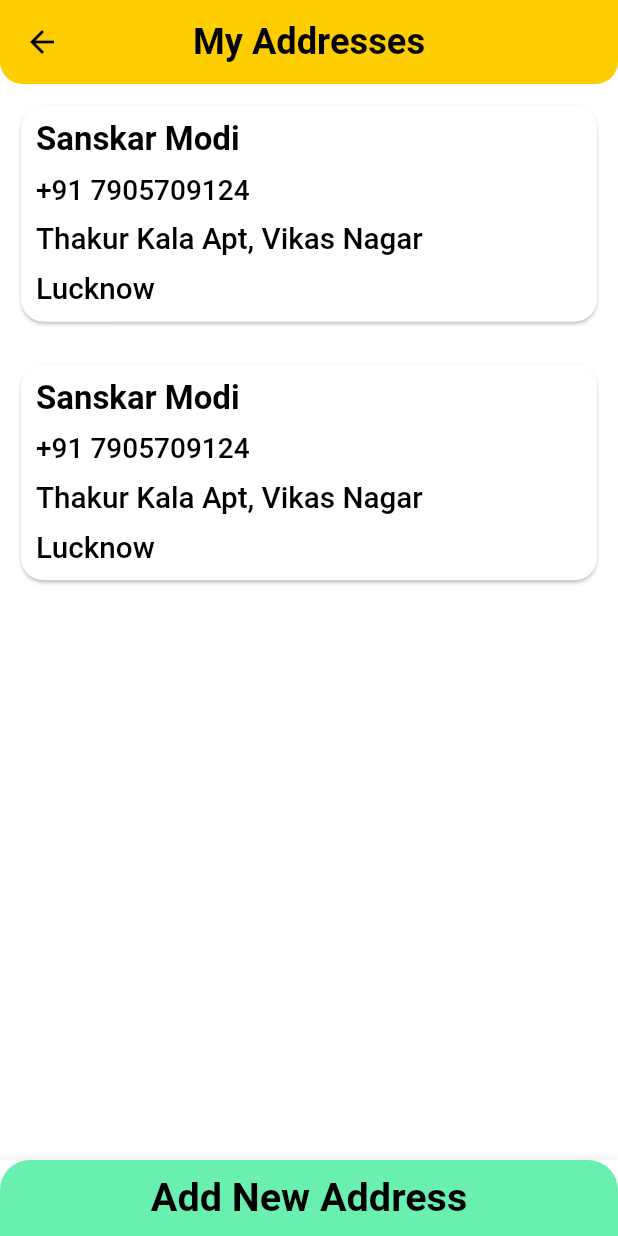
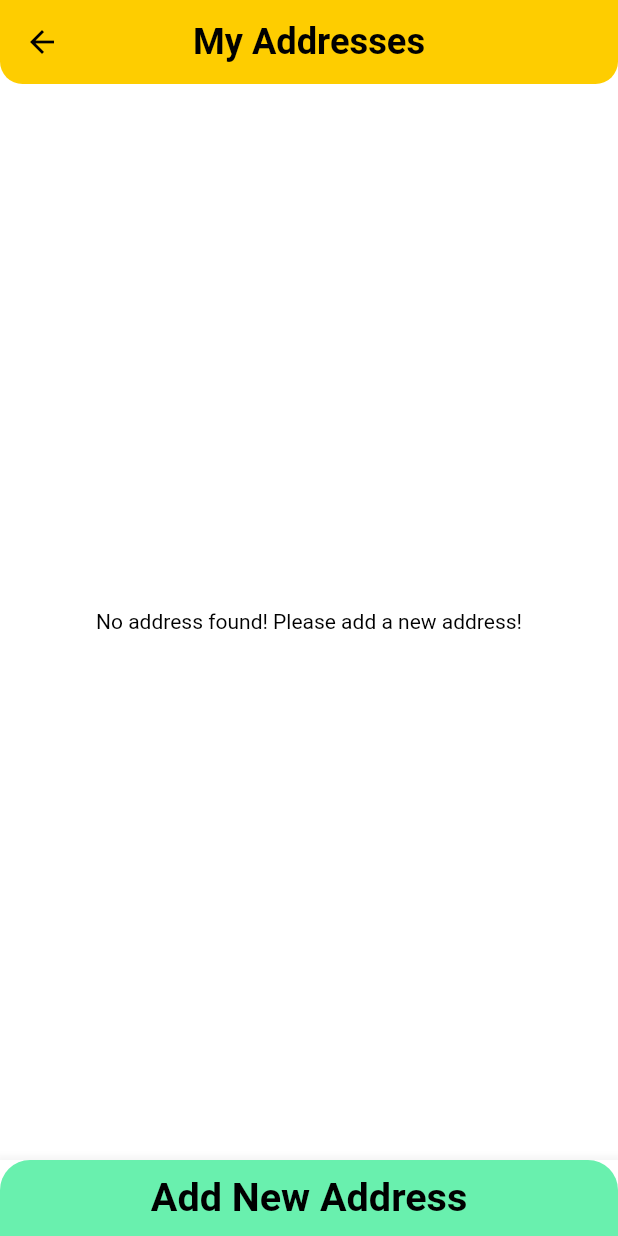
Before and after one commit to RGTechPro/foodly, a Flutter app: the PreviousAddress screen opened by its route, on a phone screen of 412 x 824 dp. Run offline on Flutter 3.47's test engine with Material 2 defaults, Android fonts, the phone set to English and light mode, and no system bars; our stand-ins replace cloud_firestore, firebase_auth, firebase_core, flutter_rating_bar, flutter_signin_button, flutter_svg and 2 more; missing offline and left inert: cloud_firestore_web, firebase_auth_web, firebase_core_web, google_sign_in_web; accounts and stored records are empty.

Commit message:
added address functionality

```diff
--- a/lib/Provider/address_data.dart
+++ b/lib/Provider/address_data.dart
@@ -1,12 +1,12 @@
 import 'package:flutter/cupertino.dart';
 import 'package:flutter/material.dart';
 import 'package:schaffen_task/Models/address.dart';
-
 
 class AddressData extends ChangeNotifier {
   int selectedIndex = 0;
   bool isAddress = true;
   List<Address> addressList = [];
+  Address? selected;
   // Address edit = Address(name: '', address: '', mobileNumber: '', city: '');
   // void changeColor(int index) {
   //   int i;
@@ -30,5 +30,4 @@ class AddressData extends ChangeNotifier {
   //   return 0;
   // }
 
-
 }
--- a/lib/Routes/routes.dart
+++ b/lib/Routes/routes.dart
@@ -23,6 +23,6 @@ final Map<String, WidgetBuilder> routes = {
   Search.routeName: (context) => const Search(),
   RestaurantDetails.routeName: (context) => const RestaurantDetails(),
   DeliAddress.routeName:(context)=>const DeliAddress(),
-  PreviousAddress.routeName:(context)=>const PreviousAddress(),
+  PreviousAddress.routeName:(context)=>PreviousAddress(),
   MyOrders.routeName:(context)=>const MyOrders(),
 };
--- a/lib/Services/firestore/add_address.dart
+++ b/lib/Services/firestore/add_address.dart
@@ -8,7 +8,7 @@ import 'package:schaffen_task/Provider/address_data.dart';
 import '../snackbar.dart';
 
 Future? addAddress(BuildContext context, String name, String address,
-    String mobileNumber, bool isEdit, String city) {
+    String mobileNumber, String city) {
   User? user = FirebaseAuth.instance.currentUser;
   var addressProvider = Provider.of<AddressData>(context, listen: false);
   final _firebase = FirebaseFirestore.instance;
--- a/lib/UI_Screens/Deliver-Address/Components/address_card.dart
+++ b/lib/UI_Screens/Deliver-Address/Components/address_card.dart
@@ -1,6 +1,10 @@
 import 'package:flutter/material.dart';
+import 'package:provider/provider.dart';
 import 'package:schaffen_task/Components/custom_text.dart';
 import 'package:schaffen_task/Constants/size_config.dart';
+import 'package:schaffen_task/Models/address.dart';
+import 'package:schaffen_task/Provider/address_data.dart';
+import 'package:schaffen_task/UI_Screens/Order_Tracker/order_track.dart';
 
 class AddressCard extends StatelessWidget {
   String? firstName;
@@ -8,14 +12,14 @@ class AddressCard extends StatelessWidget {
   String? phoneNo;
   String? city;
   String? address;
-  AddressCard({
-    Key? key,
+  AddressCard(
+      {Key? key,
       this.firstName,
       this.lastName,
       this.address,
       this.phoneNo,
-    this.city
-  }) : super(key: key);
+      this.city})
+      : super(key: key);
 
   @override
   Widget build(BuildContext context) {
@@ -25,19 +29,30 @@ class AddressCard extends StatelessWidget {
         crossAxisAlignment: CrossAxisAlignment.center,
         mainAxisAlignment: MainAxisAlignment.center,
         children: [
-
-          Card(
+          GestureDetector(
+            onTap: () {
+              Address addresses = Address(
+                  name: firstName! + ' ' + lastName!,
+                  address: address!,
+                  mobileNumber: phoneNo!,
+                  city: city!);
+              Provider.of<AddressData>(context, listen: false).selected =
+                  addresses;
+              Navigator.pushNamed(context, OrderTracker.routeName);
+            },
+            child: Card(
               shape: RoundedRectangleBorder(
                 borderRadius: BorderRadius.circular(15),
               ),
               child: Container(
                 margin: const EdgeInsets.all(10),
-              width: getProportionateScreenWidth(SizeConfig.screenWidth! / 1.2),
+                width:
+                    getProportionateScreenWidth(SizeConfig.screenWidth! / 1.2),
                 child: Column(
                   crossAxisAlignment: CrossAxisAlignment.start,
                   children: [
                     CustomText(
-                    text: firstName!+' ' +lastName!,
+                      text: firstName! + ' ' + lastName!,
                       fontSize: 20,
                       fontWeight: FontWeight.w700,
                     ),
@@ -49,11 +64,9 @@ class AddressCard extends StatelessWidget {
                       fontSize: 17,
                       fontWeight: FontWeight.w500,
                     ),
-
                     SizedBox(
                       height: getProportionateScreenHeight(10),
                     ),
-
                     CustomText(
                       text: address,
                       fontSize: 18,
@@ -71,6 +84,7 @@ class AddressCard extends StatelessWidget {
                 ),
               ),
             ),
+          ),
         ],
       ),
     );
--- a/lib/UI_Screens/Deliver-Address/Components/previous_address.dart
+++ b/lib/UI_Screens/Deliver-Address/Components/previous_address.dart
@@ -1,16 +1,24 @@
+import 'package:cloud_firestore/cloud_firestore.dart';
+import 'package:firebase_auth/firebase_auth.dart';
 import 'package:flutter/material.dart';
+import 'package:provider/provider.dart';
 import 'package:schaffen_task/Components/custom_text.dart';
 import 'package:schaffen_task/Constants/constants.dart';
 import 'package:schaffen_task/Constants/size_config.dart';
+import 'package:schaffen_task/Models/address.dart';
+import 'package:schaffen_task/Provider/address_data.dart';
 import 'package:schaffen_task/UI_Screens/Deliver-Address/Components/address_card.dart';
 import 'package:schaffen_task/UI_Screens/Deliver-Address/address.dart';
 
 class PreviousAddress extends StatelessWidget {
-  const PreviousAddress({Key? key}) : super(key: key);
+
   static String routeName = "/previous";
+    User? user = FirebaseAuth.instance.currentUser;
+  final _firebase = FirebaseFirestore.instance;
   @override
   Widget build(BuildContext context) {
-
+ final addressProvider = Provider.of<AddressData>(context, listen: false);
+  final addressProviderL = Provider.of<AddressData>(context);
     return Scaffold(
       appBar: AppBar(
         centerTitle: true,
@@ -54,18 +62,91 @@ class PreviousAddress extends StatelessWidget {
         ),
       ),
 
-        body: ListView.builder(
+        body: StreamBuilder<DocumentSnapshot>(
+          stream:  _firebase.collection('users').doc(user!.uid).snapshots(),
+          builder: (context, snapshot) {
+
+  if (snapshot.hasError) {
+                      return Center(
+                          child: Text(
+                        'Something went wrong',
+
+                      ));
+                    }
+
+                    if (snapshot.connectionState == ConnectionState.waiting) {
+                      return Center(
+                        child: CircularProgressIndicator(),
+                      );
+                    }
+                    try {
+                      List tempDoc = snapshot.data!['address'];
+                      List<Address> tempList = [];
+                      for (int i = 0; i < tempDoc.length; i++) {
+                        tempList.insert(
+                            0,
+                            Address(
+                                name: tempDoc[i]['name'],
+                                mobileNumber: tempDoc[i]['mobileNumber'],
+                                address: tempDoc[i]['address'],
+                                city: tempDoc[i]['city']));
+                      }
+                      if (tempList.isEmpty) {
+                        return Expanded(
+                          child: Center(
+                            child: Text(
+                              'No address found! Please add a new address!',
+                              textAlign: TextAlign.center,
+
+                            ),
+                          ),
+                        );
+                      }
+
+                      addressProvider.addressList = tempList;
+
+
+
+            return ListView.builder(
               scrollDirection: Axis.vertical,
               shrinkWrap: true,
-            itemCount: 2,
+                itemCount: addressProviderL.addressList.length,
                 itemBuilder: (context, index) {
+
                   return AddressCard(
-                address: 'Thakur Kala Apt, Vikas Nagar',
-                phoneNo: '7905709124',
-                firstName: 'Sanskar',
-                lastName: 'Modi',
-                city:'Lucknow',
+                    address: addressProviderL.addressList[index].address,
+                    phoneNo: addressProviderL
+                                    .addressList[index].mobileNumber,
+                    firstName: addressProviderL.addressList[index].name,
+                    lastName: ' ',
+                    city:addressProviderL.addressList[index].city,
                   );
+                });
+          }
+ catch (e) {
+
+                      if (e.toString().contains('field does not exist')) {
+                        return Expanded(
+                          child: Center(
+                            child: Text(
+                              'No address found! Please add a new address!',
+                              textAlign: TextAlign.center,
+
+                            ),
+                          ),
+                        );
+                      }
+                      return Expanded(
+                        child: Center(
+                            child: Text(
+                          'Error: $e',
+
+                          textAlign: TextAlign.center,
+                        )),
+                      );
+                    }
+
+
         }));
   }
 }
--- a/lib/main.dart
+++ b/lib/main.dart
@@ -2,6 +2,7 @@ import 'package:firebase_auth/firebase_auth.dart';
 import 'package:flutter/material.dart';
 import 'package:provider/provider.dart';
 import 'package:schaffen_task/Provider/account.dart';
+import 'package:schaffen_task/Provider/address_data.dart';
 import 'package:schaffen_task/Provider/cart.dart';
 import 'package:schaffen_task/Provider/provider.dart';
 import 'package:schaffen_task/Provider/restro.dart';
@@ -29,6 +30,7 @@ class MyApp extends StatelessWidget {
         ChangeNotifierProvider(create: (context)=>Account()),
         ChangeNotifierProvider(create: (context)=>Restro()),
         ChangeNotifierProvider(create: (context)=>Cart()),
+        ChangeNotifierProvider(create: (context)=>AddressData()),
        ChangeNotifierProvider.value(
         value:CounterModel(),
 
```
Also changed, not shown: lib/UI_Screens/Deliver-Address/Components/complete_form.dart (+18 -6 lines). Lines whose indentation alone changed are shown as unchanged.
